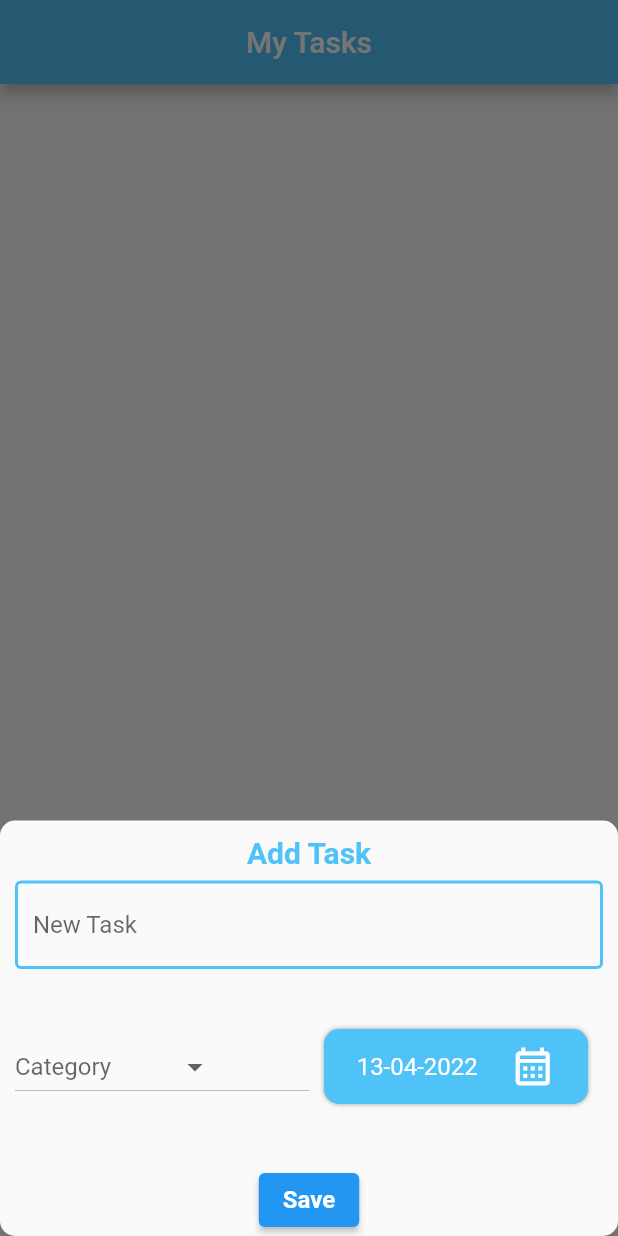
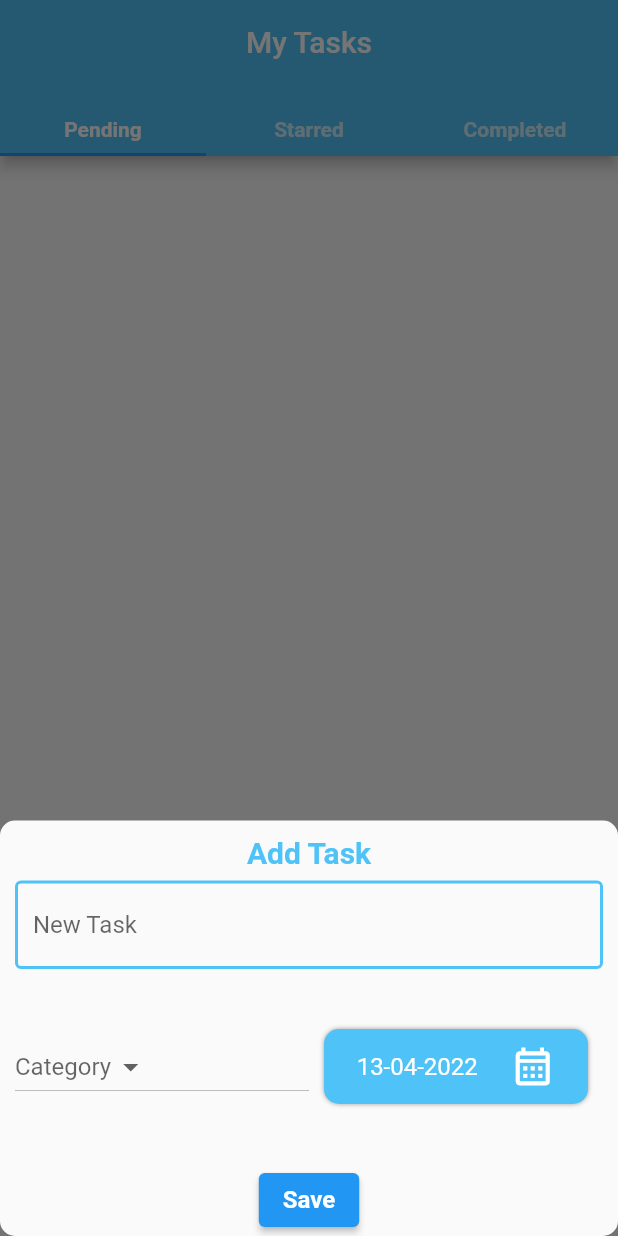
Before and after one commit to MuhammedAmjadK/flutter_todo_app, a Flutter app: the screen it shows after launch, after a tap on the "add" icon, on a phone screen of 412 x 824 dp. Run offline on Flutter 3.47's test engine with Material 2 defaults, Android fonts, the phone set to English and light mode, and no system bars; our stand-ins replace flutter_slidable, hive_flutter; accounts and stored records are empty.

Commit message:
ToDo App Completed

```diff
--- a/lib/Colors/colors.dart
+++ b/lib/Colors/colors.dart
@@ -1,4 +1,5 @@
 import 'package:flutter/material.dart';
 
 Color primaryColor = Colors.lightBlue.shade300;
-Color textColor = Colors.blueGrey;
+const Color textColor = Colors.blueGrey;
+const Color backgroundColor = Colors.white;
--- a/lib/DB/DB Functions/task_db_functions.dart
+++ b/lib/DB/DB Functions/task_db_functions.dart
@@ -2,14 +2,16 @@ import 'package:flutter/cupertino.dart';
 import 'package:flutter_todo_app/DB/Model/task_model.dart';
 import 'package:hive_flutter/adapters.dart';
 
-ValueNotifier<List<TaskModel>> taskListNotifier = ValueNotifier([]);
+ValueNotifier<List<TaskModel>> pendingTaskListNotifier = ValueNotifier([]);
+ValueNotifier<List<TaskModel>> starredTaskListNotifier = ValueNotifier([]);
+ValueNotifier<List<TaskModel>> completedTaskListNotifier = ValueNotifier([]);
 
 Future addTask(TaskModel task) async {
   final taskDB = await Hive.openBox<TaskModel>('task_db');
   final id = await taskDB.add(task);
   task.id = id;
   taskDB.put(task.id, task);
-  taskListNotifier.value.add(task);
+  pendingTaskListNotifier.value.add(task);
   refreshUI();
 }
 
@@ -22,13 +24,34 @@ Future<void> deleteTask(int id) async {
   getAllTask();
 }
 
+Future<void> updateTask(TaskModel task) async {
+  final taskDB = await Hive.openBox<TaskModel>('task_db');
+  await taskDB.put(task.id, task);
+
+  getAllTask();
+}
+
 Future<void> getAllTask() async {
   final taskDB = await Hive.openBox<TaskModel>('task_db');
-  taskListNotifier.value.clear();
-  taskListNotifier.value.addAll(taskDB.values);
+  pendingTaskListNotifier.value.clear();
+  starredTaskListNotifier.value.clear();
+  completedTaskListNotifier.value.clear();
+
+  for (var _task in taskDB.values) {
+    if (_task.isCompleted) {
+      completedTaskListNotifier.value.add(_task);
+    } else if (_task.isStarred) {
+      starredTaskListNotifier.value.add(_task);
+      pendingTaskListNotifier.value.add(_task);
+    } else {
+      pendingTaskListNotifier.value.add(_task);
+    }
+  }
   refreshUI();
 }
 
 refreshUI() {
-  taskListNotifier.notifyListeners();
+  pendingTaskListNotifier.notifyListeners();
+  starredTaskListNotifier.notifyListeners();
+  completedTaskListNotifier.notifyListeners();
 }
--- a/lib/DB/Model/task_model.dart
+++ b/lib/DB/Model/task_model.dart
@@ -1,4 +1,3 @@
-import 'package:flutter_todo_app/DB/Model/subtask_model.dart';
 import 'package:hive_flutter/hive_flutter.dart';
 part 'task_model.g.dart';
 
@@ -16,13 +15,18 @@ class TaskModel {
   @HiveField(3)
   final String category;
 
-  // @HiveField(4)
-  // List<SubTaskModel>? subTask;
+  @HiveField(4)
+  bool isCompleted;
+
+  @HiveField(5)
+  bool isStarred;
 
   TaskModel({
     this.id,
     required this.date,
     required this.title,
     required this.category,
+    this.isCompleted = false,
+    this.isStarred = false,
   });
 }
--- a/lib/Functions/create_subtask.dart
+++ b/lib/Functions/create_subtask.dart
@@ -1,7 +1,6 @@
 import 'package:flutter/material.dart';
 import 'package:flutter_todo_app/Colors/colors.dart';
 import 'package:flutter_todo_app/DB/DB%20Functions/subtask_db_functios.dart';
-import 'package:flutter_todo_app/DB/DB%20Functions/task_db_functions.dart';
 import 'package:flutter_todo_app/DB/Model/subtask_model.dart';
 import 'package:flutter_todo_app/DB/Model/task_model.dart';
 
@@ -88,7 +87,7 @@ void createSubTask(BuildContext context, TaskModel task) {
                     child: const Text(
                       "Save",
                       style: TextStyle(
-                        color: Colors.white,
+                        color: backgroundColor,
                         fontSize: 16,
                         fontWeight: FontWeight.bold,
                       ),
--- a/lib/Functions/create_task.dart
+++ b/lib/Functions/create_task.dart
@@ -1,7 +1,6 @@
 import 'package:flutter/material.dart';
 import 'package:flutter_todo_app/Colors/colors.dart';
 import 'package:flutter_todo_app/DB/DB%20Functions/task_db_functions.dart';
-import 'package:flutter_todo_app/DB/Model/subtask_model.dart';
 import 'package:flutter_todo_app/DB/Model/task_model.dart';
 import 'package:flutter_todo_app/Parameters/common_parameters.dart';
 import 'package:intl/intl.dart';
@@ -95,13 +94,13 @@ void createTask(BuildContext context) {
                             Text(
                               DateFormat('dd-MM-yyyy').format(selectedDate),
                               style: const TextStyle(
-                                color: Colors.white,
+                                color: backgroundColor,
                                 fontSize: 16,
                               ),
                             ),
                             const Icon(
                               Icons.calendar_month_outlined,
-                              color: Colors.white,
+                              color: backgroundColor,
                               size: 30,
                             ),
                           ],
@@ -142,7 +141,7 @@ void createTask(BuildContext context) {
                     child: const Text(
                       "Save",
                       style: TextStyle(
-                        color: Colors.white,
+                        color: backgroundColor,
                         fontSize: 16,
                         fontWeight: FontWeight.bold,
                       ),
--- a/lib/Parameters/common_parameters.dart
+++ b/lib/Parameters/common_parameters.dart
@@ -1,7 +1,3 @@
-import 'package:flutter_todo_app/Widgets/task_tile.dart';
-
-List<TaskTile> taskList = [];
-
 DateTime selectedDate = DateTime.now();
 
 List<String> categoryList = [
@@ -11,7 +7,6 @@ List<String> categoryList = [
   "Project",
   "Goal",
   "Do Soon",
-  "Do on Freetime",
 ];
 
 String? selectedCategory;
--- a/lib/Screens/home_screen.dart
+++ b/lib/Screens/home_screen.dart
@@ -1,3 +1,4 @@
+import 'package:flutter/foundation.dart';
 import 'package:flutter/material.dart';
 import 'package:flutter_todo_app/Colors/colors.dart';
 import 'package:flutter_todo_app/DB/DB%20Functions/task_db_functions.dart';
@@ -6,30 +7,49 @@ import 'package:flutter_todo_app/Functions/create_task.dart';
 import 'package:flutter_todo_app/Parameters/common_parameters.dart';
 import 'package:flutter_todo_app/Widgets/task_tile.dart';
 
-class HomeScreen extends StatelessWidget {
+class HomeScreen extends StatefulWidget {
   const HomeScreen({Key? key}) : super(key: key);
 
   @override
+  State<HomeScreen> createState() => _HomeScreenState();
+}
+
+class _HomeScreenState extends State<HomeScreen>
+    with SingleTickerProviderStateMixin {
+  late TabController _tabController;
+
+  @override
+  void initState() {
+    _tabController = TabController(length: 3, vsync: this);
+    getAllTask();
+
+    super.initState();
+  }
+
+  @override
   Widget build(BuildContext context) {
-    getAllTask();
     return Scaffold(
       appBar: AppBar(
         title: const Text("My Tasks"),
         centerTitle: true,
         backgroundColor: primaryColor,
+        bottom: TabBar(controller: _tabController, tabs: [
+          tabText("Pending"),
+          tabText("Starred"),
+          tabText("Completed"),
+        ]),
       ),
-      body: ValueListenableBuilder(
-          valueListenable: taskListNotifier,
-          builder: (BuildContext ctx, List<TaskModel> taskList, _) {
-            return ListView.builder(
-              itemBuilder: (context, index) {
-                return TaskTile(
-                  task: taskList[index],
-                );
-              },
-              itemCount: taskList.length,
-            );
-          }),
+      body: TabBarView(controller: _tabController, children: [
+        HomeScreenBody(
+          listenable: pendingTaskListNotifier,
+        ),
+        HomeScreenBody(
+          listenable: starredTaskListNotifier,
+        ),
+        HomeScreenBody(
+          listenable: completedTaskListNotifier,
+        ),
+      ]),
       floatingActionButton: FloatingActionButton(
         onPressed: () {
           selectedDate = DateTime.now();
@@ -45,3 +65,35 @@ class HomeScreen extends StatelessWidget {
     );
   }
 }
+
+Widget tabText(String tabName) {
+  return Padding(
+    padding: const EdgeInsets.all(8),
+    child: Text(
+      tabName,
+      style: const TextStyle(fontWeight: FontWeight.bold),
+    ),
+  );
+}
+
+class HomeScreenBody extends StatelessWidget {
+  const HomeScreenBody({Key? key, required this.listenable}) : super(key: key);
+
+  final ValueListenable<List<TaskModel>> listenable;
+
+  @override
+  Widget build(BuildContext context) {
+    return ValueListenableBuilder(
+        valueListenable: listenable,
+        builder: (BuildContext ctx, List<TaskModel> taskList, _) {
+          return ListView.builder(
+            itemBuilder: (context, index) {
+              return TaskTile(
+                task: taskList[index],
+              );
+            },
+            itemCount: taskList.length,
+          );
+        });
+  }
+}
--- a/lib/main.dart
+++ b/lib/main.dart
@@ -24,11 +24,10 @@ class MyApp extends StatelessWidget {
   // This widget is the root of your application.
   @override
   Widget build(BuildContext context) {
-    return MaterialApp(
+    return const MaterialApp(
       debugShowCheckedModeBanner: false,
       title: 'Flutter ToDo',
-      theme: ThemeData(),
-      home: const HomeScreen(),
+      home: HomeScreen(),
     );
   }
 }
```
Also changed, not shown: lib/DB/DB Functions/subtask_db_functios.dart (+14 -1 lines), lib/Screens/task_screen.dart (+26 -11 lines), lib/Widgets/task_tile.dart (+35 -14 lines), lib/DB/Model/task_model.g.dart.
